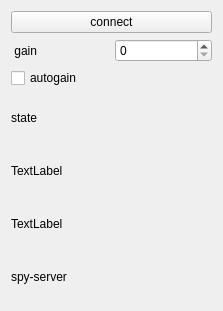
First picture: the form in qt-devices/spy-server-16/spyserver-widget.ui, repository JvanKatwijk/qt-dab, before the edit.
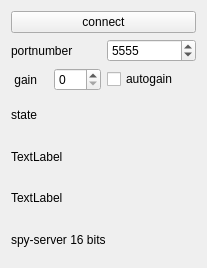
Second picture: the form after the edit.

Commit message: added portselection to spyserver clients

Diff of the .ui file:
```diff
--- a/qt-devices/spy-server-16/spyserver-widget.ui
+++ b/qt-devices/spy-server-16/spyserver-widget.ui
@@ -6,8 +6,8 @@
    <rect>
     <x>0</x>
     <y>0</y>
-    <width>223</width>
-    <height>311</height>
+    <width>207</width>
+    <height>268</height>
    </rect>
   </property>
   <property name="windowTitle">
@@ -26,6 +26,29 @@
     </layout>
    </item>
    <item>
+    <layout class="QHBoxLayout" name="horizontalLayout_4">
+     <item>
+      <widget class="QLabel" name="label_4">
+       <property name="text">
+        <string>portnumber</string>
+       </property>
+      </widget>
+     </item>
+     <item>
+      <widget class="QSpinBox" name="portNumber">
+       <property name="maximum">
+        <number>9999</number>
+       </property>
+       <property name="value">
+        <number>5555</number>
+       </property>
+      </widget>
+     </item>
+    </layout>
+   </item>
+   <item>
+    <layout class="QHBoxLayout" name="horizontalLayout_5">
+     <item>
     <layout class="QHBoxLayout" name="horizontalLayout_2">
      <item>
       <widget class="QLabel" name="label_2">
@@ -50,6 +73,8 @@
      </property>
     </widget>
    </item>
+    </layout>
+   </item>
    <item>
     <widget class="QLabel" name="theState">
      <property name="text">
@@ -74,7 +99,7 @@
    <item>
     <widget class="QLabel" name="label">
      <property name="text">
-      <string>spy-server</string>
+      <string>spy-server 16 bits</string>
      </property>
     </widget>
    </item>
```
Lines whose indentation alone changed are shown as unchanged. The commit also changes 9 other files.
